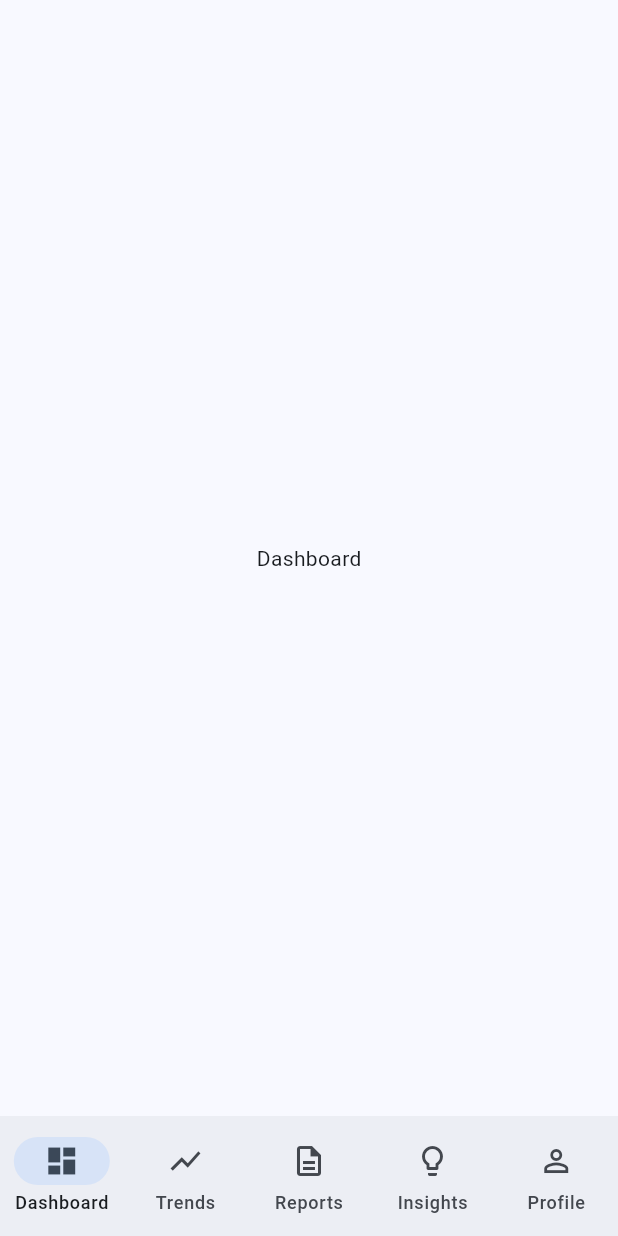
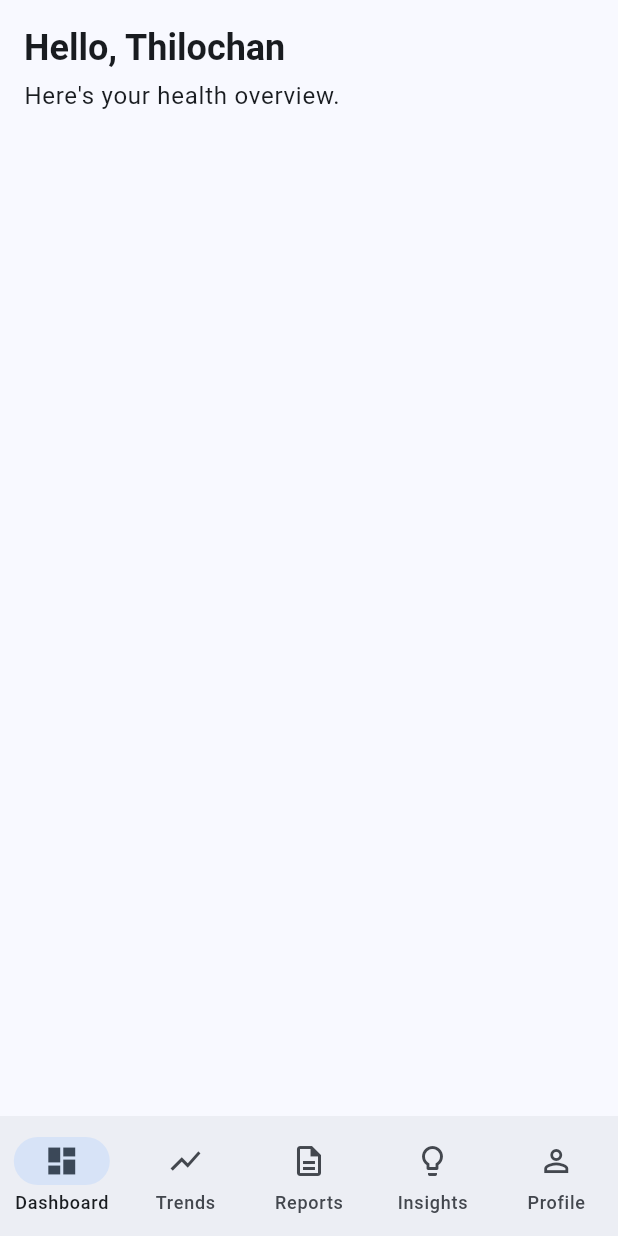
Before and after one commit to t-pathmanathan/Bloodlytics, a Flutter app: the screen it shows after launch, on a phone screen of 412 x 824 dp. Run offline on Flutter 3.47's test engine with Material 3 defaults, Android fonts, the phone set to English and light mode, and no system bars.

Commit message:
feat: add dashboard greeting header

```diff
--- /dev/null
+++ b/lib/features/dashboard/presentation/dashboard_screen.dart
@@ -0,0 +1,38 @@
+import 'package:flutter/material.dart';
+
+import '../widgets/greetings_header.dart';
+
+class DashboardScreen extends StatelessWidget {
+  const DashboardScreen({super.key});
+
+  @override
+  Widget build(BuildContext context) {
+    return Scaffold(
+      body: SafeArea(
+        child: SingleChildScrollView(
+          child: Padding(
+            padding: const EdgeInsets.all(16),
+            child: Column(
+              crossAxisAlignment: CrossAxisAlignment.start,
+              children: const [
+                GreetingHeader(),
+                SizedBox(height: 24),
+
+                // LatestReportCard(),
+                // SizedBox(height: 24),
+
+                // HealthSummaryCard(),
+                // SizedBox(height: 24),
+
+                // KeyBiomarkersSection(),
+                // SizedBox(height: 24),
+
+                // RecentInsightCard(),
+              ],
+            ),
+          ),
+        ),
+      ),
+    );
+  }
+}
--- /dev/null
+++ b/lib/features/dashboard/widgets/greetings_header.dart
@@ -0,0 +1,25 @@
+import 'package:flutter/material.dart';
+
+class GreetingHeader extends StatelessWidget {
+  const GreetingHeader({super.key});
+
+  @override
+  Widget build(BuildContext context) {
+    return Column(
+      crossAxisAlignment: CrossAxisAlignment.start,
+      children: [
+        Text(
+          'Hello, Thilochan',
+          style: Theme.of(
+            context,
+          ).textTheme.headlineSmall?.copyWith(fontWeight: FontWeight.bold),
+        ),
+        const SizedBox(height: 4),
+        Text(
+          "Here's your health overview.",
+          style: Theme.of(context).textTheme.bodyLarge,
+        ),
+      ],
+    );
+  }
+}
--- a/lib/features/home/main_screen.dart
+++ b/lib/features/home/main_screen.dart
@@ -1,4 +1,6 @@
 import 'package:flutter/material.dart';
+
+import '../dashboard/presentation/dashboard_screen.dart';
 
 class MainScreen extends StatefulWidget {
   const MainScreen({super.key});
@@ -11,7 +13,7 @@ class _MainScreenState extends State<MainScreen> {
   int _currentIndex = 0;
 
   final List<Widget> _pages = const [
-    Center(child: Text('Dashboard')),
+    DashboardScreen(),
     Center(child: Text('Trends')),
     Center(child: Text('Reports')),
     Center(child: Text('Insights')),
```
Also changed, not shown: 2 other files.
